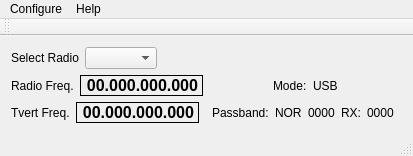
The window that mqt/MqtRigControl/rigcontrolmainwindow.ui (zsteva/backup-minos2) describes before a commit, drawn with Qt 5.
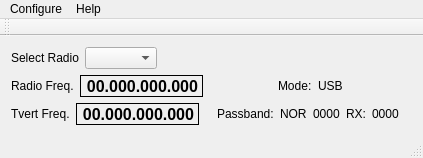
The same window after the commit.

The edit to the form file:
```diff
--- a/mqt/MqtRigControl/rigcontrolmainwindow.ui
+++ b/mqt/MqtRigControl/rigcontrolmainwindow.ui
@@ -6,8 +6,8 @@
    <rect>
     <x>0</x>
     <y>0</y>
-    <width>413</width>
-    <height>154</height>
+    <width>423</width>
+    <height>158</height>
    </rect>
   </property>
   <property name="windowTitle">
@@ -216,7 +216,7 @@
     <rect>
      <x>0</x>
      <y>0</y>
-     <width>413</width>
+     <width>423</width>
      <height>21</height>
     </rect>
    </property>
```
